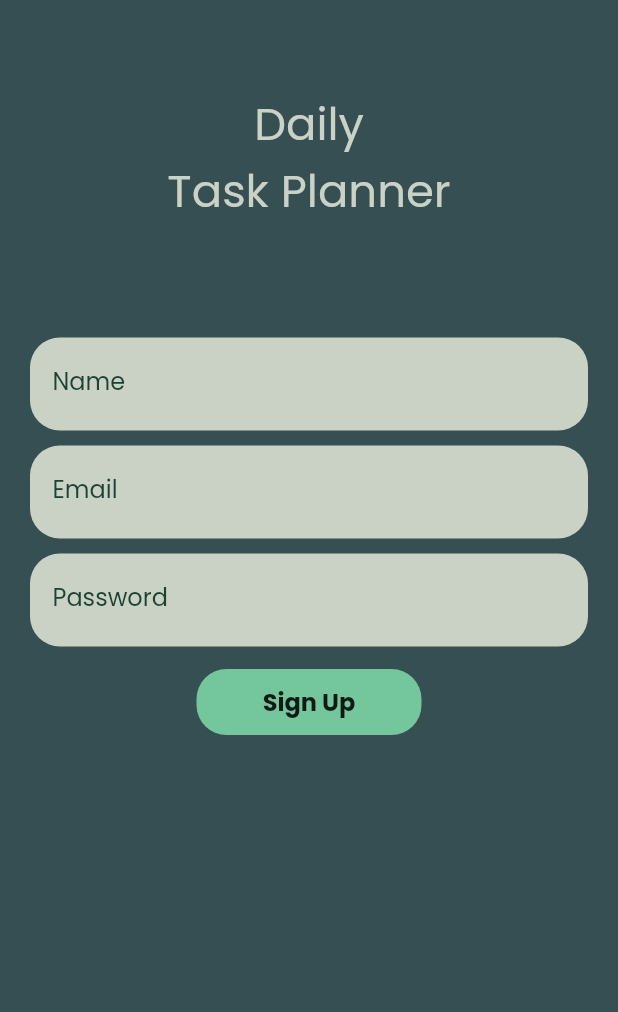
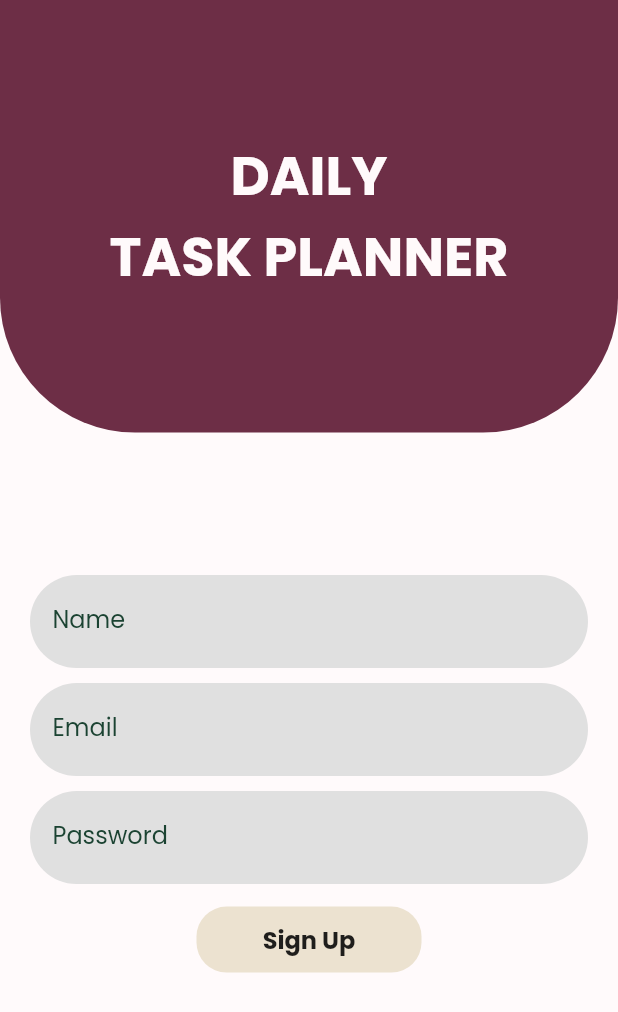
Before and after one commit to souravpal16/Flutter-UI, a Flutter app: the screen it shows after launch, after a tap on "Sign Up", on a phone screen of 412 x 824 dp. Shown: the top 1012 px of the screen. Run offline on Flutter 3.47's test engine with Material 2 defaults, Android fonts, the phone set to English and light mode, and no system bars; our stand-ins replace flutter_svg, google_fonts, shared_preferences; missing offline and left inert: dart:ffi; network calls fail; project files that could hold a hidden picture were left out.

```diff
--- a/UI6/task_manager_UI/task_app/lib/screens/login_screen.dart
+++ b/UI6/task_manager_UI/task_app/lib/screens/login_screen.dart
@@ -12,6 +12,7 @@ import '../providers/task_provider.dart';
 import '../widgets/auth_form_text_field.dart';
 import '../services/network.dart';
 import '../widgets/auth_form_buton_widget.dart';
+import '../widgets/banner_widget.dart';
 
 class LoginScreen extends StatefulWidget {
   static const String routeName = '/loginScreen';
@@ -36,9 +37,14 @@ class _LoginScreenState extends State<LoginScreen> {
 
   @override
   Widget build(BuildContext context) {
-    return Scaffold(
-      backgroundColor: Color(0xff354f52),
-      body: Padding(
+    return SafeArea(
+      child: Scaffold(
+        backgroundColor: kBackgroundColor,
+        body: SingleChildScrollView(
+          child: Column(
+            children: [
+              BannerWidget(),
+              Padding(
                 padding: const EdgeInsets.symmetric(
                   horizontal: 20,
                   vertical: 40,
@@ -46,24 +52,7 @@ class _LoginScreenState extends State<LoginScreen> {
                 child: Column(
                   children: [
                     SizedBox(
-              height: 20,
-            ),
-            Text(
-              'Daily',
-              style: TextStyle(
-                fontSize: 30,
-                color: Color(0xffcad2c5),
-              ),
-            ),
-            Text(
-              'Task Planner',
-              style: TextStyle(
-                fontSize: 30,
-                color: Color(0xffcad2c5),
-              ),
-            ),
-            SizedBox(
-              height: 70,
+                      height: 50,
                     ),
                     AuthFormTextField(
                       hint: 'Email',
@@ -73,7 +62,37 @@ class _LoginScreenState extends State<LoginScreen> {
                       hint: 'Password',
                       controller: passwordController,
                     ),
-            Row(
+                    SizedBox(
+                      height: 30,
+                    ),
+                    ButtonRow(
+                      emailController: emailController,
+                      passwordController: passwordController,
+                    ),
+                  ],
+                ),
+              ),
+            ],
+          ),
+        ),
+      ),
+    );
+  }
+}
+
+class ButtonRow extends StatelessWidget {
+  const ButtonRow({
+    Key? key,
+    required this.emailController,
+    required this.passwordController,
+  }) : super(key: key);
+
+  final TextEditingController emailController;
+  final TextEditingController passwordController;
+
+  @override
+  Widget build(BuildContext context) {
+    return Row(
       mainAxisAlignment: MainAxisAlignment.center,
       children: [
         GestureDetector(
@@ -82,6 +101,7 @@ class _LoginScreenState extends State<LoginScreen> {
           },
           child: AuthButtonWidget(
             title: 'Sign Up',
+            color: kPrimaryColor1,
           ),
         ),
         GestureDetector(
@@ -92,15 +112,9 @@ class _LoginScreenState extends State<LoginScreen> {
               passwordController.text,
             );
           },
-                  child: AuthButtonWidget(
-                    title: 'Login',
-                  ),
+          child: AuthButtonWidget(title: 'Login', color: kPrimaryColor2),
         ),
       ],
-            ),
-          ],
-        ),
-      ),
     );
   }
 }
@@ -131,28 +145,51 @@ Future<void> showDialogWidget(
     context: context,
     barrierDismissible: false,
     builder: (BuildContext context) => AlertDialog(
-      title: const Text('Checking connection...'),
+      title: const Text('Logging in...'),
       content: FutureBuilder<String>(
         future: loggingUserAndLoadingTasks(context, email, password),
         builder: (context, snapshot) {
           if (snapshot.hasData) {
             return Column(
+              mainAxisSize: MainAxisSize.min,
               children: [
                 Text('${snapshot.data}'),
-                TextButton(
-                  child: Text('OK'),
-                  onPressed: () {
+                SizedBox(
+                  height: 10,
+                ),
+                GestureDetector(
+                  onTap: () {
                     Navigator.popAndPushNamed(context, UserScreen.routeName);
                   },
+                  child: Container(
+                    padding: EdgeInsets.symmetric(
+                      horizontal: 10,
+                      vertical: 5,
+                    ),
+                    decoration: BoxDecoration(
+                      borderRadius: BorderRadius.circular(20),
+                      color: Colors.grey.shade300,
+                    ),
+                    child: Text(
+                      'OK',
+                      style: TextStyle(
+                        color: Colors.green,
+                        fontSize: 20,
+                      ),
+                    ),
+                  ),
                 )
               ],
             );
           } else if (snapshot.hasError) {
             return Column(
+              mainAxisSize: MainAxisSize.min,
               children: [
                 Text('${snapshot.error}'),
                 TextButton(
-                  child: Text('OK'),
+                  child: Text(
+                    'OK',
+                  ),
                   onPressed: () {
                     Navigator.pop(context);
                   },
@@ -161,6 +198,7 @@ Future<void> showDialogWidget(
             );
           }
           return Column(
+            mainAxisSize: MainAxisSize.min,
             children: [
               CircularProgressIndicator(),
             ],
--- a/UI6/task_manager_UI/task_app/lib/screens/signup_screen.dart
+++ b/UI6/task_manager_UI/task_app/lib/screens/signup_screen.dart
@@ -3,7 +3,9 @@ import 'dart:convert';
 import 'package:flutter/material.dart';
 import 'package:shared_preferences/shared_preferences.dart';
 import 'package:http/http.dart' as http;
+import 'package:task_app/constants.dart';
 import 'package:task_app/screens/login_screen.dart';
+import 'package:task_app/widgets/banner_widget.dart';
 
 import '../services/network.dart';
 import '../widgets/auth_form_text_field.dart';
@@ -34,35 +36,22 @@ class _SignupScreenState extends State<SignupScreen> {
 
   @override
   Widget build(BuildContext context) {
-    return Scaffold(
-      backgroundColor: Color(0xff354f52),
-      body: Padding(
+    return SafeArea(
+      child: Scaffold(
+        backgroundColor: kBackgroundColor,
+        body: SingleChildScrollView(
+          child: Column(
+            children: [
+              BannerWidget(),
+              Padding(
                 padding: const EdgeInsets.symmetric(
                   horizontal: 20,
                   vertical: 40,
                 ),
-        child: SingleChildScrollView(
                 child: Column(
                   children: [
                     SizedBox(
-                height: 20,
-              ),
-              Text(
-                'Daily',
-                style: TextStyle(
-                  fontSize: 30,
-                  color: Color(0xffcad2c5),
-                ),
-              ),
-              Text(
-                'Task Planner',
-                style: TextStyle(
-                  fontSize: 30,
-                  color: Color(0xffcad2c5),
-                ),
-              ),
-              SizedBox(
-                height: 70,
+                      height: 50,
                     ),
                     AuthFormTextField(
                       hint: 'Name',
@@ -87,8 +76,12 @@ class _SignupScreenState extends State<SignupScreen> {
                       },
                       child: AuthButtonWidget(
                         title: 'Sign Up',
+                        color: kPrimaryColor1,
                       ),
                     )
+                  ],
+                ),
+              ),
             ],
           ),
         ),
--- a/UI6/task_manager_UI/task_app/lib/widgets/auth_form_buton_widget.dart
+++ b/UI6/task_manager_UI/task_app/lib/widgets/auth_form_buton_widget.dart
@@ -5,9 +5,11 @@ class AuthButtonWidget extends StatelessWidget {
   const AuthButtonWidget({
     Key? key,
     required this.title,
+    required this.color,
   }) : super(key: key);
 
   final String title;
+  final Color color;
 
   @override
   Widget build(BuildContext context) {
@@ -19,7 +21,7 @@ class AuthButtonWidget extends StatelessWidget {
         horizontal: 20,
       ),
       decoration: BoxDecoration(
-        color: Color(0xff74c69d),
+        color: color,
         borderRadius: BorderRadius.circular(20),
       ),
       child: Center(
--- a/UI6/task_manager_UI/task_app/lib/widgets/auth_form_text_field.dart
+++ b/UI6/task_manager_UI/task_app/lib/widgets/auth_form_text_field.dart
@@ -14,8 +14,8 @@ class AuthFormTextField extends StatelessWidget {
   Widget build(BuildContext context) {
     return Container(
       decoration: BoxDecoration(
-        color: Color(0xffcad2c5),
-        borderRadius: BorderRadius.circular(20),
+        color: Colors.grey.shade300,
+        borderRadius: BorderRadius.circular(70),
       ),
       margin: EdgeInsets.symmetric(
         vertical: 5,
--- /dev/null
+++ b/UI6/task_manager_UI/task_app/lib/widgets/banner_widget.dart
@@ -0,0 +1,39 @@
+import 'package:flutter/material.dart';
+
+import '../constants.dart';
+
+class BannerWidget extends StatelessWidget {
+  const BannerWidget({
+    Key? key,
+  }) : super(key: key);
+
+  @override
+  Widget build(BuildContext context) {
+    Size size = MediaQuery.of(context).size;
+    return Container(
+      //padding: EdgeInsets.only(top: ),
+      height: size.height * 0.35,
+      width: double.infinity,
+      decoration: BoxDecoration(
+        color: kBannerColor,
+        borderRadius: BorderRadius.only(
+          bottomLeft: Radius.circular(90),
+          bottomRight: Radius.circular(90),
+        ),
+      ),
+      child: Column(
+        mainAxisAlignment: MainAxisAlignment.center,
+        children: [
+          Text(
+            'DAILY',
+            style: kBannerTextStyle,
+          ),
+          Text(
+            'TASK PLANNER',
+            style: kBannerTextStyle,
+          ),
+        ],
+      ),
+    );
+  }
+}
--- a/UI6/task_manager_UI/task_app/lib/widgets/floating_action_button.dart
+++ b/UI6/task_manager_UI/task_app/lib/widgets/floating_action_button.dart
@@ -10,10 +10,10 @@ class FloatingActionbuttonWidget extends StatelessWidget {
   @override
   Widget build(BuildContext context) {
     return FloatingActionButton(
-      backgroundColor: color6,
+      backgroundColor: kBannerColor,
       child: Icon(
         Icons.add,
-        color: color2,
+        color: Colors.white,
       ),
       onPressed: () {
         Navigator.pushNamed(context, AddTaskScreen.routeName);
```
Also changed, not shown: UI6/task_manager_UI/task_app/lib/constants.dart (+8 -50 lines), UI6/task_manager_UI/task_app/lib/screens/add_task_screen.dart (+16 -9 lines), UI6/task_manager_UI/task_app/lib/screens/user_screen.dart (+10 -14 lines), UI6/task_manager_UI/task_app/lib/widgets/task_list_widget.dart (+23 -11 lines), UI6/task_manager_UI/task_app/lib/widgets/user_screen_body.dart (+23 -6 lines), UI6/task_manager_UI/task_app/assets/images/nature1.jpg (added), UI6/task_manager_UI/task_app/assets/images/nature2.jpg (added). Lines whose indentation alone changed are shown as unchanged.
